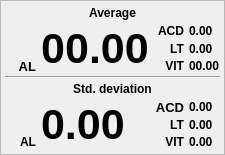
The window that bigviewnum.ui (siborion/siborion_american_scan) describes before a commit, drawn with Qt 5.
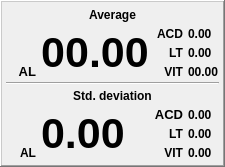
The same window after the commit.

What changed in the file:
```diff
--- a/bigviewnum.ui
+++ b/bigviewnum.ui
@@ -7,7 +7,7 @@
     <x>0</x>
     <y>0</y>
     <width>225</width>
-    <height>155</height>
+    <height>167</height>
    </rect>
   </property>
   <property name="sizePolicy">
@@ -38,7 +38,7 @@
    <item row="0" column="0">
     <widget class="QFrame" name="frame">
      <property name="frameShape">
-      <enum>QFrame::StyledPanel</enum>
+      <enum>QFrame::WinPanel</enum>
      </property>
      <property name="frameShadow">
       <enum>QFrame::Raised</enum>
```
